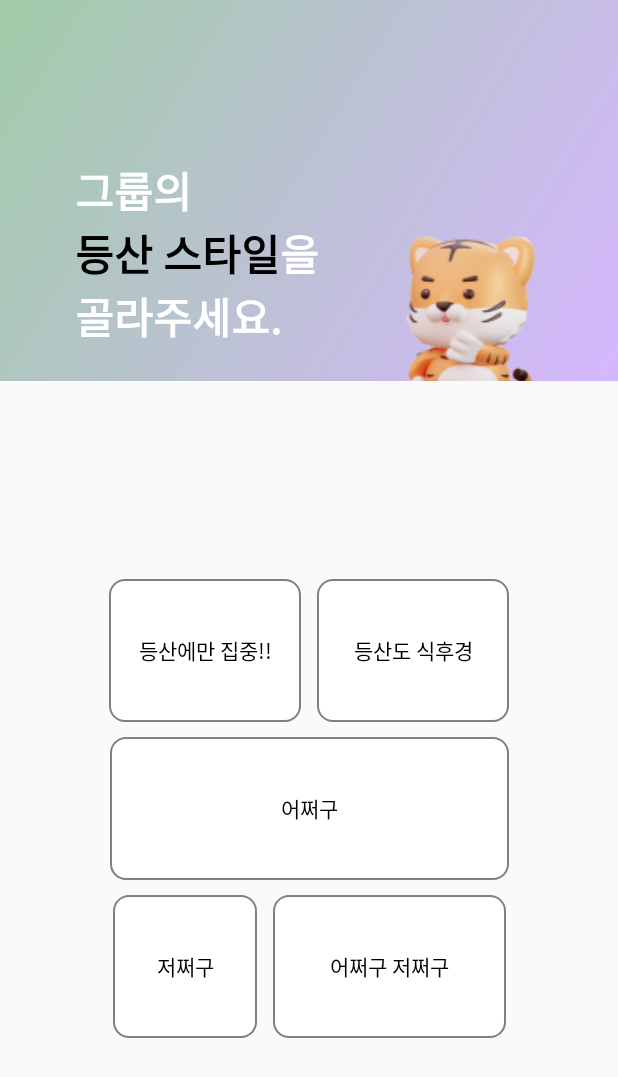
After one commit to eorjs7578/sansanmulmul, an Android app: the layout fragment_group_hiking_style.xml on its own in the app's theme, with its tools: preview values and no code run, on a phone screen of 412 x 824 dp. The commit adds this screen. Shown: the top 1077 px of the screen. Run offline under Robolectric (Android 15) with nearby library versions, the phone set to English and light mode, and no system bars.

Commit message:
feat: "등산 스타일 선택 화면 구현"
색은 나중에 바꿔도 될듯

```diff
--- a/FrontEnd/app/src/main/java/com/sansantek/sansanmulmul/ui/util/Util.kt
+++ b/FrontEnd/app/src/main/java/com/sansantek/sansanmulmul/ui/util/Util.kt
@@ -1,4 +1,17 @@
 package com.sansantek.sansanmulmul.ui.util
 
-class Util {
+import android.content.Context
+import android.content.res.Resources
+import android.util.TypedValue
+
+object Util {
+        val Float.dp: Int
+            get() = (this * Resources.getSystem().displayMetrics.density + 0.5f).toInt()
+    fun Float.dpToPx(context: Context): Float {
+        return TypedValue.applyDimension(
+            TypedValue.COMPLEX_UNIT_DIP,
+            this,
+            context.resources.displayMetrics
+        )
+    }
 }
--- a/FrontEnd/app/src/main/java/com/sansantek/sansanmulmul/ui/view/creategroup/GroupExtraInfoFragment.kt
+++ b/FrontEnd/app/src/main/java/com/sansantek/sansanmulmul/ui/view/creategroup/GroupExtraInfoFragment.kt
@@ -1,10 +1,15 @@
 package com.sansantek.sansanmulmul.ui.view.creategroup
 
+import android.graphics.Color
 import android.os.Bundle
+import android.text.Editable
+import android.text.TextWatcher
 import androidx.fragment.app.Fragment
 import android.view.LayoutInflater
 import android.view.View
 import android.view.ViewGroup
+import androidx.core.content.ContextCompat.getColor
+import androidx.core.widget.addTextChangedListener
 import com.sansantek.sansanmulmul.R
 import com.sansantek.sansanmulmul.databinding.FragmentGroupExtraInfoBinding
 
@@ -27,13 +32,17 @@ class GroupExtraInfoFragment : Fragment() {
         val minageblank = binding.minAgeBlank
         val maxageblank = binding.maxAgeBlank
 
+        // 입력 못하게 막기
+        binding.minAgeBlank.isEnabled = false
+        binding.maxAgeBlank.isEnabled = false
+
+        // 10단위로 끊기
+        ageRangeSlider.stepSize = 10.0f
         ageRangeSlider.addOnChangeListener { slider, value, fromUser ->
             val values = ageRangeSlider.values
             val minAge = values[0].toInt()
             val maxAge = values[1].toInt()
 
-            // 나이 5단위로 끊기
-            ageRangeSlider.stepSize = 1f
             minageblank.setText(minAge.toString())
             maxageblank.setText(maxAge.toString())
         }
--- /dev/null
+++ b/FrontEnd/app/src/main/java/com/sansantek/sansanmulmul/ui/view/creategroup/GroupHikingStyleFragment.kt
@@ -0,0 +1,64 @@
+import android.graphics.Color
+import android.graphics.drawable.GradientDrawable
+import android.os.Bundle
+import androidx.core.content.ContextCompat
+import androidx.fragment.app.Fragment
+import android.view.LayoutInflater
+import android.view.View
+import android.view.ViewGroup
+import android.widget.CheckBox
+import android.widget.CompoundButton
+import com.sansantek.sansanmulmul.R
+import com.sansantek.sansanmulmul.databinding.FragmentGroupHikingStyleBinding
+import com.sansantek.sansanmulmul.ui.util.Util.dp
+import com.sansantek.sansanmulmul.ui.util.Util.dpToPx
+
+class GroupHikingStyleFragment : Fragment() {
+
+    private lateinit var binding: FragmentGroupHikingStyleBinding
+
+    override fun onCreateView(
+        inflater: LayoutInflater, container: ViewGroup?,
+        savedInstanceState: Bundle?
+    ): View {
+        binding = FragmentGroupHikingStyleBinding.inflate(inflater, container, false)
+
+        // Set listeners for each CheckBox
+        binding.cbHikingStyle1.setOnCheckedChangeListener(onCheckedChangeListener(R.color.purple))
+        binding.cbHikingStyle2.setOnCheckedChangeListener(onCheckedChangeListener(R.color.lightgreen))
+        binding.cbHikingStyle3.setOnCheckedChangeListener(onCheckedChangeListener(R.color.blue))
+        binding.cbHikingStyle4.setOnCheckedChangeListener(onCheckedChangeListener(R.color.pink))
+        binding.cbHikingStyle5.setOnCheckedChangeListener(onCheckedChangeListener(R.color.yellow))
+
+        return binding.root
+    }
+
+    private fun onCheckedChangeListener(color: Int): CompoundButton.OnCheckedChangeListener {
+        return object : CompoundButton.OnCheckedChangeListener {
+            override fun onCheckedChanged(compoundButton: CompoundButton?, isChecked: Boolean) {
+                val checkBox = compoundButton as CheckBox
+                if (isChecked) {
+                    setGradient(checkBox, color)
+                } else {
+                    // Reset to the original drawable background
+                    checkBox.background = ContextCompat.getDrawable(requireContext(), R.drawable.check_box_background)
+                }
+            }
+        }
+    }
+
+    private fun setGradient(checkBox: CheckBox, color: Int) {
+        // Create a gradient drawable with stroke and corner radius
+        val gradientDrawable = GradientDrawable().apply {
+            orientation = GradientDrawable.Orientation.TOP_BOTTOM
+            colors = intArrayOf(
+                Color.WHITE, // Starting color
+                ContextCompat.getColor(requireContext(), color) // Dynamic color from resources
+            )
+            val dp = 10f.dpToPx(this@GroupHikingStyleFragment.requireContext())
+            cornerRadius = dp // Set the corner radius
+            setStroke(1, Color.parseColor("#808080")) // Set stroke width and color
+        }
+        checkBox.background = gradientDrawable // Set the gradient as background
+    }
+}
--- a/FrontEnd/app/src/main/java/com/sansantek/sansanmulmul/ui/viewpageradapter/ViewPageAdapter.kt
+++ b/FrontEnd/app/src/main/java/com/sansantek/sansanmulmul/ui/viewpageradapter/ViewPageAdapter.kt
@@ -1,9 +1,11 @@
 package com.sansantek.sansanmulmul.ui.viewpageradapter
 
+import GroupHikingStyleFragment
 import androidx.fragment.app.Fragment
 import androidx.fragment.app.FragmentActivity
 import androidx.viewpager2.adapter.FragmentStateAdapter
 import com.sansantek.sansanmulmul.ui.view.creategroup.GroupExtraInfoFragment
+
 import com.sansantek.sansanmulmul.ui.view.creategroup.GroupIntroduceCreateFragment
 import com.sansantek.sansanmulmul.ui.view.register.RegisterExtraInfoFragment
 import com.sansantek.sansanmulmul.ui.view.register.RegisterFinishFragment
@@ -14,13 +16,14 @@ import com.sansantek.sansanmulmul.ui.view.register.RegisterProfileFragment
 class ViewPageAdapter(fragmentActivity: FragmentActivity): FragmentStateAdapter(fragmentActivity) {
 
     // 페이지 갯수 설정
-    override fun getItemCount(): Int = 2
+    override fun getItemCount(): Int = 3
 
     // 불러올 Fragment 정의
     override fun createFragment(position: Int): Fragment {
         return when (position) {
             0 -> GroupIntroduceCreateFragment()
             1 -> GroupExtraInfoFragment()
+            2 -> GroupHikingStyleFragment()
             else -> throw IllegalArgumentException("Invalid position $position")
         }
     }
--- /dev/null
+++ b/FrontEnd/app/src/main/res/drawable/check_box_background.xml
@@ -0,0 +1,17 @@
+<?xml version="1.0" encoding="utf-8"?>
+<selector xmlns:android="http://schemas.android.com/apk/res/android">
+    <item android:state_checked="true">
+        <shape android:shape="rectangle">
+            <corners android:radius="10dp" />
+            <stroke android:width="1dp" android:color="#808080"/> <!-- Border color -->
+            <solid android:color="@android:color/transparent" /> <!-- Placeholder for gradient -->
+        </shape>
+    </item>
+    <item>
+        <shape android:shape="rectangle">
+            <solid android:color="@android:color/white" />
+            <corners android:radius="10dp" />
+            <stroke android:width="1dp" android:color="#808080" /> <!-- Border color -->
+        </shape>
+    </item>
+</selector>
--- a/FrontEnd/app/src/main/res/layout/fragment_group_extra_info.xml
+++ b/FrontEnd/app/src/main/res/layout/fragment_group_extra_info.xml
@@ -103,6 +103,7 @@
             app:layout_constraintStart_toStartOf="parent"
             app:layout_constraintTop_toBottomOf="@id/group_extra_top">
 
+            <!--인원 수 입력 칸-->
             <androidx.constraintlayout.widget.ConstraintLayout
                 android:id="@+id/group_people_number"
                 android:layout_width="wrap_content"
@@ -156,6 +157,7 @@
 
             </androidx.constraintlayout.widget.ConstraintLayout>
 
+            <!--성별 라디오 버튼-->
             <androidx.constraintlayout.widget.ConstraintLayout
                 android:id="@+id/group_people_gender"
                 android:layout_width="wrap_content"
@@ -235,6 +237,7 @@
 
             </androidx.constraintlayout.widget.ConstraintLayout>
 
+            <!--연령대 RangeSlider-->
             <androidx.constraintlayout.widget.ConstraintLayout
                 android:id="@+id/group_people_age"
                 android:layout_width="wrap_content"
@@ -280,6 +283,7 @@
                         app:values="@array/initial_slider_values" />
                 </androidx.constraintlayout.widget.ConstraintLayout>
 
+                <!--나이 나오는 라디오 그룹-->
                 <androidx.constraintlayout.widget.ConstraintLayout
                     android:id="@+id/age_range_radio_group"
                     android:layout_width="275dp"
@@ -297,6 +301,7 @@
                         android:inputType="number"
                         android:textSize="16dp"
                         android:gravity="center"
+                        android:textColor="@color/black"
                         android:background="@drawable/rounded_box"
                         app:layout_constraintEnd_toStartOf="@id/max_age_blank"
                         app:layout_constraintStart_toStartOf="parent"
@@ -324,6 +329,7 @@
                         android:inputType="number"
                         android:gravity="center"
                         android:textSize="16dp"
+                        android:textColor="@color/black"
                         android:background="@drawable/rounded_box"
                         app:layout_constraintEnd_toEndOf="parent"
                         app:layout_constraintStart_toEndOf="@id/min_age_blank"
--- /dev/null
+++ b/FrontEnd/app/src/main/res/layout/fragment_group_hiking_style.xml
@@ -0,0 +1,214 @@
+<?xml version="1.0" encoding="utf-8"?>
+<FrameLayout xmlns:android="http://schemas.android.com/apk/res/android"
+    xmlns:tools="http://schemas.android.com/tools"
+    android:layout_width="match_parent"
+    android:layout_height="match_parent"
+    xmlns:app="http://schemas.android.com/apk/res-auto"
+    >
+    <androidx.constraintlayout.widget.ConstraintLayout
+        android:id="@+id/group_extra"
+        android:layout_width="match_parent"
+        android:layout_height="match_parent"
+        tools:context=".MainActivity">
+        <androidx.constraintlayout.widget.ConstraintLayout
+            android:id="@+id/group_style_top"
+            android:layout_width="match_parent"
+            android:layout_height="254dp"
+            android:background="@drawable/extra_info_gradient"
+            app:layout_constraintEnd_toEndOf="parent"
+            app:layout_constraintStart_toStartOf="parent"
+            app:layout_constraintTop_toTopOf="parent">
+
+            <ImageView
+                android:id="@+id/group_style_tiger"
+                android:layout_width="99dp"
+                android:layout_height="99dp"
+                android:src="@drawable/group_extra_tiger"
+                app:layout_constraintBottom_toBottomOf="@id/group_style_top"
+                app:layout_constraintEnd_toEndOf="@id/group_style_top"
+                app:layout_constraintStart_toEndOf="@id/group_style_texts" />
+
+            <androidx.constraintlayout.widget.ConstraintLayout
+                android:id="@+id/group_style_texts"
+                android:layout_width="wrap_content"
+                android:layout_height="wrap_content"
+                app:layout_constraintEnd_toStartOf="@id/group_style_tiger"
+                app:layout_constraintStart_toStartOf="parent"
+                app:layout_constraintTop_toTopOf="parent"
+                app:layout_constraintBottom_toBottomOf="parent"
+                >
+
+                <TextView
+                    android:id="@+id/group_style_text_1"
+                    android:layout_width="wrap_content"
+                    android:layout_height="wrap_content"
+                    android:text="그룹의"
+                    android:textColor="@color/white"
+                    android:textSize="28dp"
+                    android:textStyle="bold"
+                    app:layout_constraintBottom_toBottomOf="parent"
+                    app:layout_constraintStart_toStartOf="parent"
+                    app:layout_constraintTop_toTopOf="parent" />
+
+                <TextView
+                    android:id="@+id/group_style_text_2"
+                    android:layout_width="wrap_content"
+                    android:layout_height="wrap_content"
+                    android:text="등산 스타일"
+                    android:textColor="@color/black"
+                    android:textSize="28dp"
+                    android:textStyle="bold"
+                    app:layout_constraintBottom_toTopOf="@id/group_style_text_4"
+                    app:layout_constraintStart_toStartOf="@id/group_style_text_1"
+                    app:layout_constraintTop_toBottomOf="@id/group_style_text_1" />
+
+                <TextView
+                    android:id="@+id/group_style_text_3"
+                    android:layout_width="wrap_content"
+                    android:layout_height="wrap_content"
+                    android:text="을"
+                    android:textColor="@color/white"
+                    android:textSize="28dp"
+                    android:textStyle="bold"
+                    app:layout_constraintTop_toBottomOf="@id/group_style_text_1"
+                    app:layout_constraintStart_toEndOf="@id/group_style_text_2"
+                    app:layout_constraintBottom_toTopOf="@id/group_style_text_4"
+                    />
+
+                <TextView
+                    android:id="@+id/group_style_text_4"
+                    android:layout_width="wrap_content"
+                    android:layout_height="wrap_content"
+                    android:text="골라주세요."
+                    android:textColor="@color/white"
+                    android:textSize="28dp"
+                    android:textStyle="bold"
+                    app:layout_constraintBottom_toBottomOf="parent"
+                    app:layout_constraintStart_toStartOf="@id/group_style_text_1"
+                    app:layout_constraintTop_toBottomOf="@id/group_style_text_3" />
+
+            </androidx.constraintlayout.widget.ConstraintLayout>
+
+        </androidx.constraintlayout.widget.ConstraintLayout>
+
+        <androidx.constraintlayout.widget.ConstraintLayout
+            android:id="@+id/layout_group_style_bottom"
+            android:layout_width="match_parent"
+            android:layout_height="wrap_content"
+            app:layout_constraintTop_toBottomOf="@id/group_style_top"
+            app:layout_constraintBottom_toBottomOf="parent"
+            app:layout_constraintStart_toStartOf="parent"
+            app:layout_constraintEnd_toEndOf="parent"
+            >
+
+            <androidx.constraintlayout.widget.ConstraintLayout
+                android:id="@+id/layout_style_group_1"
+                android:layout_width="match_parent"
+                android:layout_height="wrap_content"
+                android:layout_marginBottom="10dp"
+                app:layout_constraintTop_toTopOf="parent"
+                app:layout_constraintBottom_toTopOf="@id/layout_style_group_2"
+                app:layout_constraintStart_toStartOf="parent"
+                app:layout_constraintEnd_toEndOf="parent"
+                >
+                <CheckBox
+                    android:id="@+id/cb_hiking_style_1"
+                    android:layout_width="128dp"
+                    android:layout_height="95dp"
+                    android:text="등산에만 집중!!"
+                    android:gravity="center"
+                    android:background="@drawable/check_box_background"
+                    android:button="@null"
+                    android:layout_marginEnd="5dp"
+                    app:layout_constraintTop_toTopOf="parent"
+                    app:layout_constraintStart_toStartOf="parent"
+                    app:layout_constraintEnd_toStartOf="@id/cb_hiking_style_2"
+                    app:layout_constraintHorizontal_chainStyle="packed"
+                    />
+
+                <CheckBox
+                    android:id="@+id/cb_hiking_style_2"
+                    android:layout_width="128dp"
+                    android:layout_height="95dp"
+                    android:text="등산도 식후경"
+                    android:gravity="center"
+                    android:layout_marginStart="5dp"
+                    android:button="@null"
+                    android:background="@drawable/check_box_background"
+                    app:layout_constraintTop_toTopOf="parent"
+                    app:layout_constraintEnd_toEndOf="parent"
+                    app:layout_constraintStart_toEndOf="@id/cb_hiking_style_1"
+                    />
+            </androidx.constraintlayout.widget.ConstraintLayout>
+
+            <androidx.constraintlayout.widget.ConstraintLayout
+                android:id="@+id/layout_style_group_2"
+                android:layout_width="match_parent"
+                android:layout_height="wrap_content"
+                android:layout_marginBottom="10dp"
+                app:layout_constraintTop_toBottomOf="@id/layout_style_group_1"
+                app:layout_constraintBottom_toTopOf="@id/layout_style_group_3"
+                app:layout_constraintStart_toStartOf="parent"
+                app:layout_constraintEnd_toEndOf="parent"
+                >
+                <CheckBox
+                    android:id="@+id/cb_hiking_style_3"
+                    android:layout_width="266dp"
+                    android:layout_height="95dp"
+                    android:text="어쩌구"
+                    android:gravity="center"
+                    android:background="@drawable/check_box_background"
+                    android:button="@null"
+                    app:layout_constraintTop_toTopOf="parent"
+                    app:layout_constraintStart_toStartOf="parent"
+                    app:layout_constraintEnd_toEndOf="parent"
+                    />
+
+            </androidx.constraintlayout.widget.ConstraintLayout>
+
+            <androidx.constraintlayout.widget.ConstraintLayout
+                android:id="@+id/layout_style_group_3"
+                android:layout_width="match_parent"
+                android:layout_height="wrap_content"
+                app:layout_constraintTop_toBottomOf="@id/layout_style_group_2"
+                app:layout_constraintBottom_toBottomOf="parent"
+                app:layout_constraintStart_toStartOf="parent"
+                app:layout_constraintEnd_toEndOf="parent"
+                >
+                <CheckBox
+                    android:id="@+id/cb_hiking_style_4"
+                    android:layout_width="96dp"
+                    android:layout_height="95dp"
+                    android:text="저쩌구"
+                    android:gravity="center"
+                    android:background="@drawable/check_box_background"
+                    android:button="@null"
+                    android:layout_marginEnd="5dp"
+                    app:layout_constraintTop_toTopOf="parent"
+                    app:layout_constraintStart_toStartOf="parent"
+                    app:layout_constraintEnd_toStartOf="@id/cb_hiking_style_5"
+                    app:layout_constraintBottom_toBottomOf="parent"
+                    app:layout_constraintHorizontal_chainStyle="packed"
+                    />
+
+                <CheckBox
+                    android:id="@+id/cb_hiking_style_5"
+                    android:layout_width="155dp"
+                    android:layout_height="95dp"
+                    android:background="@drawable/check_box_background"
+                    android:button="@null"
+                    android:gravity="center"
+                    android:layout_marginStart="5dp"
+                    android:text="어쩌구 저쩌구"
+                    app:layout_constraintBottom_toBottomOf="parent"
+                    app:layout_constraintEnd_toEndOf="parent"
+                    app:layout_constraintStart_toEndOf="@id/cb_hiking_style_4"
+                    app:layout_constraintTop_toTopOf="parent"
+                    />
+            </androidx.constraintlayout.widget.ConstraintLayout>
+
+        </androidx.constraintlayout.widget.ConstraintLayout>
+
+    </androidx.constraintlayout.widget.ConstraintLayout>
+
+</FrameLayout>
--- a/FrontEnd/app/src/main/res/values/colors.xml
+++ b/FrontEnd/app/src/main/res/values/colors.xml
@@ -5,6 +5,10 @@
     <color name="button_color">#94B299</color>
     <color name="button_text_color">#FFFFFFFF</color>
     <color name="green">#A1CCA8</color>
-    <color name="purple">#D6B7FF</color>
+    <color name="purple">#D3BEEF</color>
     <color name="lightgray">#F0F0F0</color>
+    <color name="yellow">#EDE7AE</color>
+    <color name="blue">#9CD5DC</color>
+    <color name="pink">#F4ADC1</color>
+    <color name="lightgreen">#C3F0CA</color>
 </resources>
```
